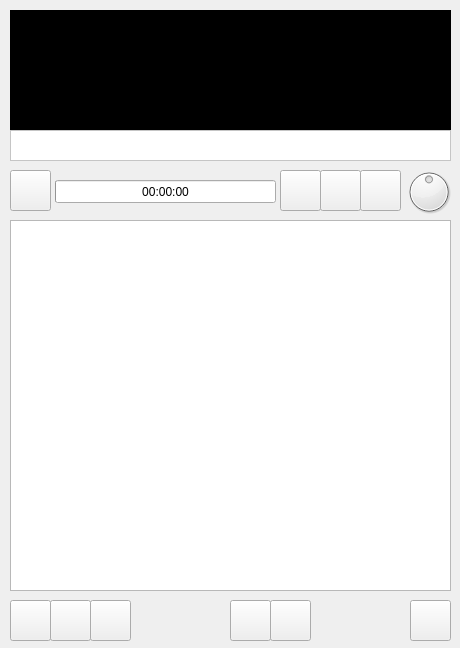
Before: the Qt Designer form player.ui in dimanchik79/Play-Music, drawn with Qt 5.
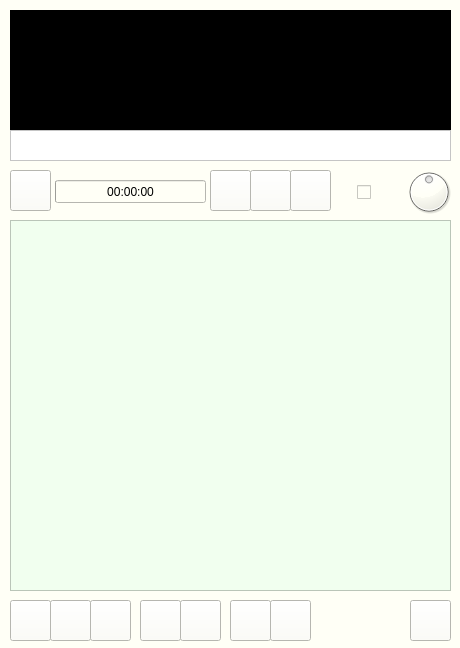
After: the same form once the commit is applied. Icons and pictures are not drawn.

```diff
--- a/player.ui
+++ b/player.ui
@@ -18,7 +18,7 @@
     <normaloff>IMG/icon.ico</normaloff>IMG/icon.ico</iconset>
   </property>
   <property name="styleSheet">
-   <string notr="true"/>
+   <string notr="true">background-color: rgb(255, 255, 246)</string>
   </property>
   <property name="iconSize">
    <size>
@@ -55,7 +55,7 @@
    <widget class="QPushButton" name="stop">
     <property name="geometry">
      <rect>
-      <x>280</x>
+      <x>210</x>
       <y>170</y>
       <width>41</width>
       <height>41</height>
@@ -112,7 +112,7 @@
      <rect>
       <x>55</x>
       <y>180</y>
-      <width>221</width>
+      <width>151</width>
       <height>23</height>
      </rect>
     </property>
@@ -125,6 +125,9 @@
     <property name="value">
      <number>0</number>
     </property>
+    <property name="alignment">
+     <set>Qt::AlignCenter</set>
+    </property>
     <property name="format">
      <string>00:00:00</string>
     </property>
@@ -132,7 +135,7 @@
    <widget class="QPushButton" name="back">
     <property name="geometry">
      <rect>
-      <x>320</x>
+      <x>250</x>
       <y>170</y>
       <width>41</width>
       <height>41</height>
@@ -158,7 +161,7 @@
    <widget class="QPushButton" name="forward">
     <property name="geometry">
      <rect>
-      <x>360</x>
+      <x>290</x>
       <y>170</y>
       <width>41</width>
       <height>41</height>
@@ -346,6 +349,9 @@
       <height>371</height>
      </rect>
     </property>
+    <property name="styleSheet">
+     <string notr="true">background-color: rgb(241, 255, 239)</string>
+    </property>
    </widget>
    <widget class="QWidget" name="widget" native="true">
     <property name="geometry">
@@ -360,7 +366,7 @@
      <string notr="true">background-color: black;</string>
     </property>
    </widget>
-   <widget class="QFrame" name="frame">
+   <widget class="QFrame" name="runstring">
     <property name="geometry">
      <rect>
       <x>10</x>
@@ -379,6 +385,78 @@
      <enum>QFrame::Sunken</enum>
     </property>
    </widget>
+   <widget class="QPushButton" name="clear_2">
+    <property name="geometry">
+     <rect>
+      <x>140</x>
+      <y>600</y>
+      <width>41</width>
+      <height>41</height>
+     </rect>
+    </property>
+    <property name="toolTip">
+     <string>Save current playlist</string>
+    </property>
+    <property name="text">
+     <string/>
+    </property>
+    <property name="icon">
+     <iconset>
+      <normaloff>IMG/save.ico</normaloff>IMG/save.ico</iconset>
+    </property>
+    <property name="iconSize">
+     <size>
+      <width>24</width>
+      <height>24</height>
+     </size>
+    </property>
+   </widget>
+   <widget class="QPushButton" name="clear_3">
+    <property name="geometry">
+     <rect>
+      <x>180</x>
+      <y>600</y>
+      <width>41</width>
+      <height>41</height>
+     </rect>
+    </property>
+    <property name="toolTip">
+     <string>Open playlist</string>
+    </property>
+    <property name="text">
+     <string/>
+    </property>
+    <property name="icon">
+     <iconset>
+      <normaloff>IMG/open.ico</normaloff>IMG/open.ico</iconset>
+    </property>
+    <property name="iconSize">
+     <size>
+      <width>28</width>
+      <height>28</height>
+     </size>
+    </property>
+   </widget>
+   <widget class="QCheckBox" name="soft">
+    <property name="enabled">
+     <bool>true</bool>
+    </property>
+    <property name="geometry">
+     <rect>
+      <x>357</x>
+      <y>182</y>
+      <width>51</width>
+      <height>20</height>
+     </rect>
+    </property>
+    <property name="text">
+     <string/>
+    </property>
+    <property name="icon">
+     <iconset>
+      <normaloff>IMG/volumeud.ico</normaloff>IMG/volumeud.ico</iconset>
+    </property>
+   </widget>
   </widget>
  </widget>
  <resources/>
```
